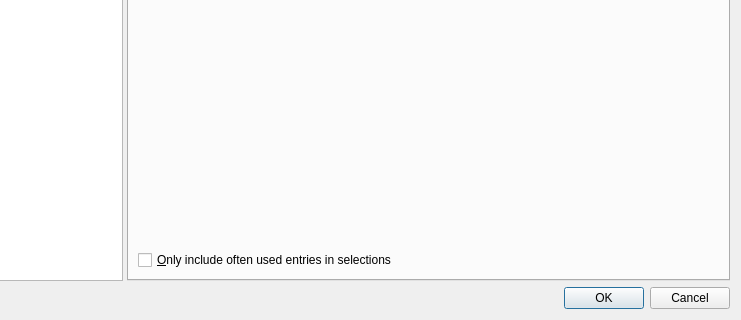
First picture: the form in src/mkvtoolnix-gui/forms/main_window/preferences_dialog.ui, repository jpsdr/MKVToolnix-Windows-7, before the edit; both pictures show x 97 to 838 and y 333 to 653 of the 838 by 653 pixel window.
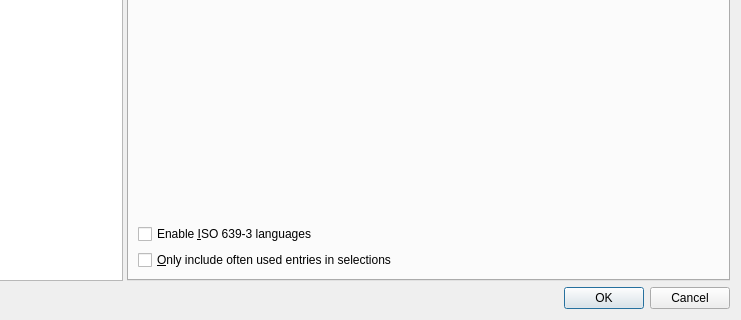
Second picture: the form after the edit. The open tabs and pages were chosen to show the change. Icons and pictures are not drawn. Custom widgets are drawn as their Qt base class.

Commit message:
GUI: BCP 47: make use of ISO 639-3 languages configurable
Part of the implementation of #3007.

```diff
--- a/src/mkvtoolnix-gui/forms/main_window/preferences_dialog.ui
+++ b/src/mkvtoolnix-gui/forms/main_window/preferences_dialog.ui
@@ -314,6 +314,13 @@
               </property>
              </widget>
             </item>
+            <item>
+             <widget class="QCheckBox" name="cbUseISO639_3Languages">
+              <property name="text">
+               <string>Enable &amp;ISO 639-3 languages</string>
+              </property>
+             </widget>
+            </item>
             <item>
              <widget class="QCheckBox" name="cbOftenUsedLanguagesOnly">
               <property name="text">
```
Left out of the diff: 1 changed line with no effect on the pictures. The commit also changes 8 other files.
